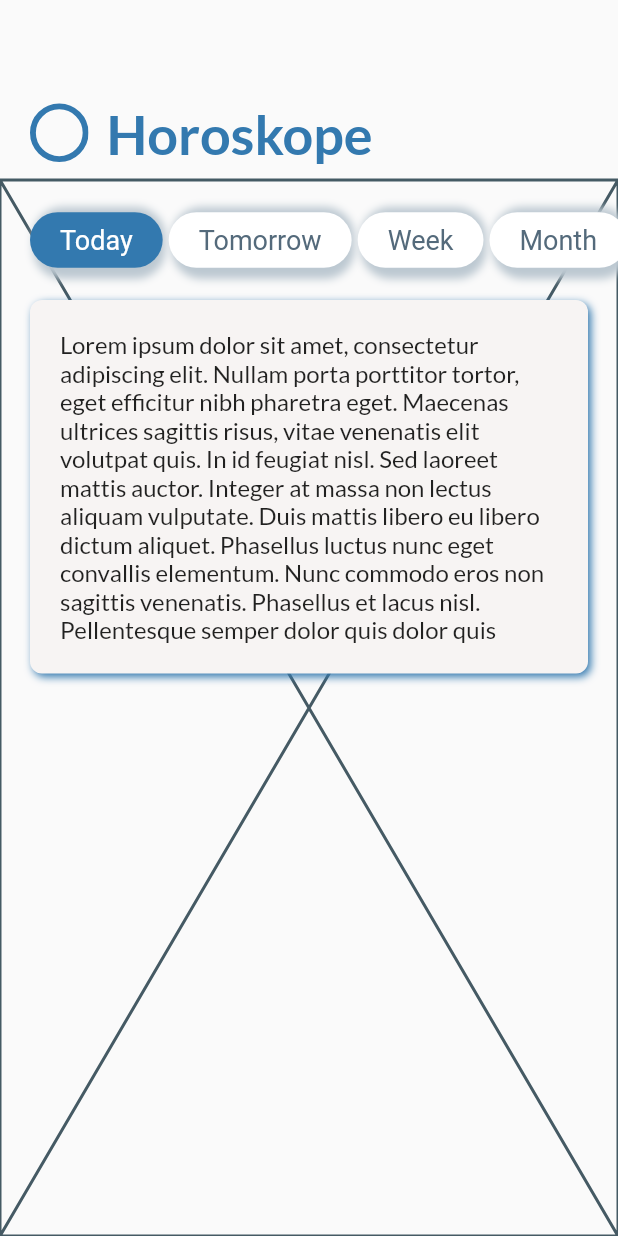
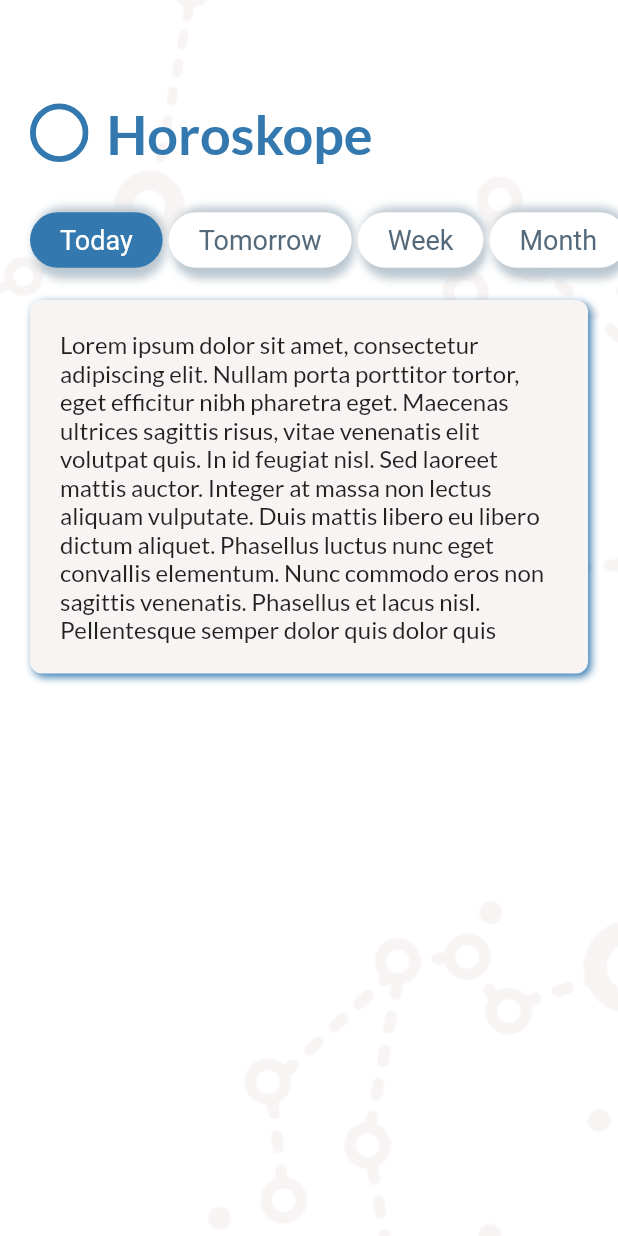
Before and after one commit to ilyin0/horoskope, a Flutter app: the screen it shows after launch, on a phone screen of 412 x 824 dp. Run offline on Flutter 3.47's test engine with Material 2 defaults, Android fonts, the light colour scheme and no system bars; our stand-ins replace flutter_bloc, flutter_svg, get_it, injectable.

Commit message:
feat: add page backgrounds (#13)

```diff
--- a/lib/presentation/pages/home/home_page.dart
+++ b/lib/presentation/pages/home/home_page.dart
@@ -3,9 +3,11 @@ import 'package:flutter_bloc/flutter_bloc.dart';
 import 'package:horoskope/di/locator.dart';
 import 'package:horoskope/presentation/pages/home/home_cubit.dart';
 import 'package:horoskope/presentation/pages/home/home_state.dart';
+import 'package:horoskope/presentation/resources/app_images_asset.dart';
 import 'package:horoskope/presentation/themes/horoskope_theme.dart';
 import 'package:horoskope/presentation/utils/build_context_ext.dart';
 import 'package:horoskope/presentation/widgets/app_bars/horoskope_title_app_bar.dart';
+import 'package:horoskope/presentation/widgets/horoskope_page.dart';
 import 'package:horoskope/presentation/widgets/info_card.dart';
 import 'package:horoskope/presentation/widgets/tab_names.dart';
 
@@ -33,16 +35,16 @@ class HomePage extends StatelessWidget {
     return BlocBuilder<HomeCubit, HomeState>(
       bloc: locator.get<HomeCubit>(),
       builder: (context, state) {
-        return Scaffold(
+        return HoroskopePage(
           appBar: HoroskopeTitleAppBar(
             title: context.localizations.horoskope,
             iconColor: theme.colorTheme.homePageMainColor,
             titleStyle: theme.textTheme.homePageTitle,
           ),
-          body: Stack(
-            children: [
-              const Placeholder(),
-              SingleChildScrollView(
+          backgroundImage: const AssetImage(
+            AppImagesAsset.horoskopeBackground,
+          ),
+          body: SingleChildScrollView(
             child: Column(
               crossAxisAlignment: CrossAxisAlignment.center,
               children: [
@@ -62,8 +64,6 @@ class HomePage extends StatelessWidget {
               ],
             ),
           ),
-            ],
-          ),
         );
       },
     );
--- /dev/null
+++ b/lib/presentation/resources/app_images_asset.dart
@@ -0,0 +1,3 @@
+abstract class AppImagesAsset {
+  static const horoskopeBackground = 'assets/images/horoskope_background.png';
+}
--- /dev/null
+++ b/lib/presentation/widgets/horoskope_page.dart
@@ -0,0 +1,52 @@
+import 'package:flutter/material.dart';
+
+class HoroskopePage extends StatelessWidget {
+  final Widget body;
+  final PreferredSizeWidget? appBar;
+  final Widget? bottomNavigationBar;
+  final GlobalKey<ScaffoldState>? scaffoldKey;
+  final Widget? background;
+  final Color backgroundColor;
+
+  HoroskopePage({
+    Key? key,
+    this.body = const SizedBox(),
+    this.appBar,
+    Widget? background,
+    ImageProvider? backgroundImage,
+    this.bottomNavigationBar,
+    this.scaffoldKey,
+    this.backgroundColor = Colors.white,
+  })  : assert(background == null || backgroundImage == null),
+        background = backgroundImage != null
+            ? Image(
+                image: backgroundImage,
+                fit: BoxFit.cover,
+              )
+            : background,
+        super(key: key);
+
+  @override
+  Widget build(BuildContext context) {
+    final background = this.background;
+
+    return Stack(
+      children: [
+        Container(color: backgroundColor),
+        if (background != null)
+          SizedBox.expand(
+            child: background,
+          ),
+        Scaffold(
+          key: key,
+          appBar: appBar,
+          body: SafeArea(
+            child: body,
+          ),
+          backgroundColor: Colors.transparent,
+          bottomNavigationBar: bottomNavigationBar,
+        ),
+      ],
+    );
+  }
+}
--- a/pubspec.yaml
+++ b/pubspec.yaml
@@ -33,6 +33,7 @@ flutter:
 
   assets:
     - assets/icons/
+    - assets/images/
 
   fonts:
     - family: Lato
```
Also changed, not shown: assets/images/horoskope_background.png (added). Lines whose indentation alone changed are shown as unchanged.
